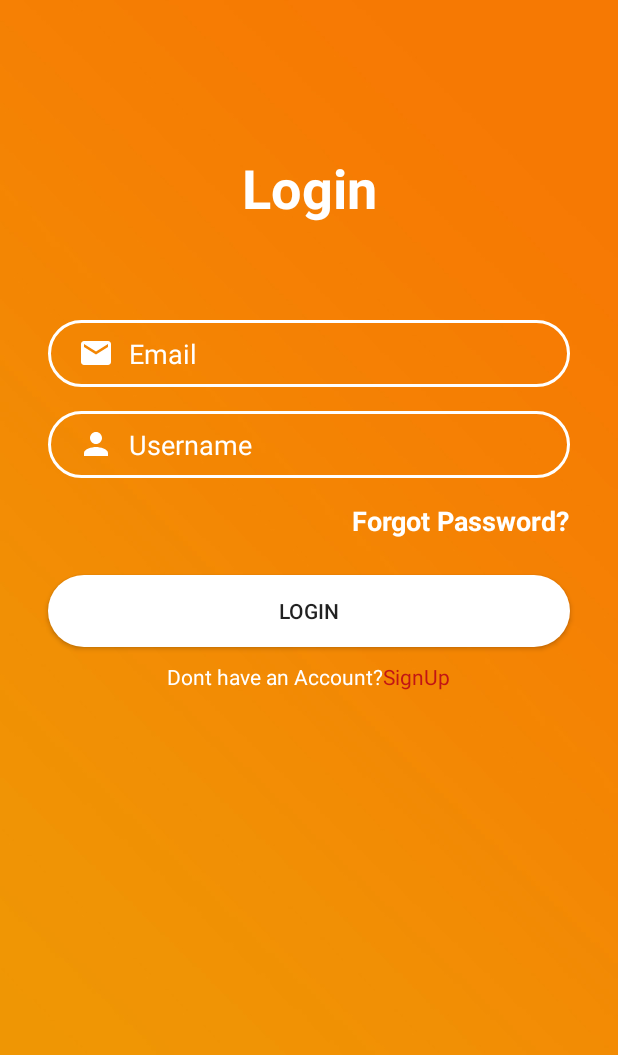
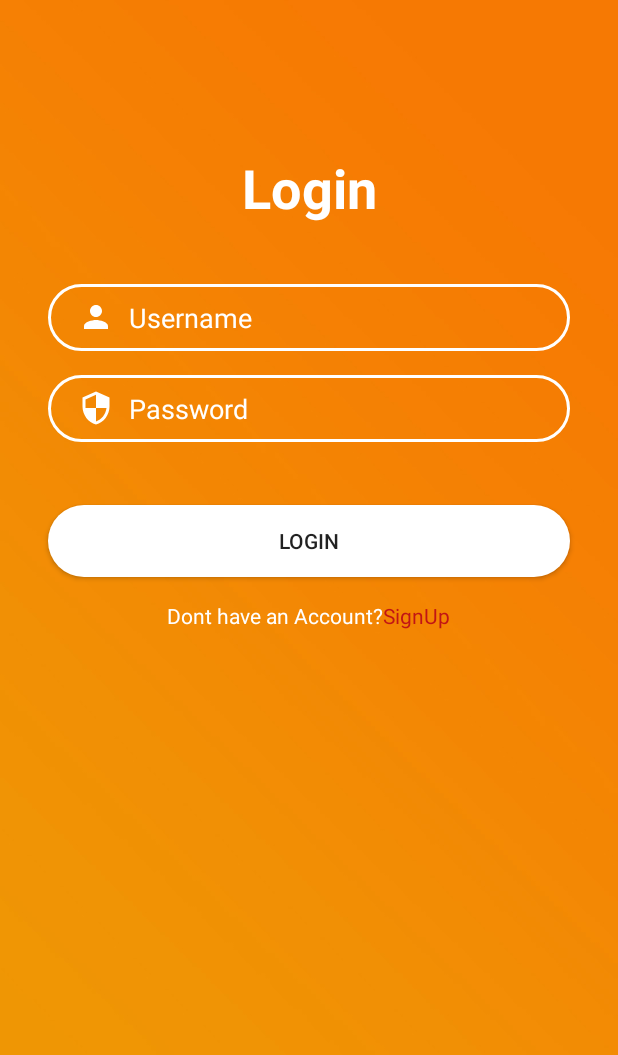
Before and after one commit to mouadbenhomane/PizzaHub-Delivery, an Android app: the layout activity_login.xml on its own in the app's theme, with its tools: preview values and no code run, on a phone screen of 412 x 824 dp. Shown: the top 1055 px of the screen. Run offline under Robolectric (Android 15) with nearby library versions, the phone set to English and light mode, and no system bars.

Commit message:
fix login and register

```diff
--- a/PizzaHub-delivery/app/src/main/AndroidManifest.xml
+++ b/PizzaHub-delivery/app/src/main/AndroidManifest.xml
@@ -12,13 +12,15 @@
         android:supportsRtl="true"
         android:theme="@style/AppTheme">
         <activity android:name="com.ensa.pizzahub.PizzaDetails"></activity>
-        <activity android:name="com.ensa.pizzahub.MainActivity">
+        <activity android:name="com.ensa.pizzahub.LoginActivity">
             <intent-filter>
                 <action android:name="android.intent.action.MAIN" />
 
                 <category android:name="android.intent.category.LAUNCHER" />
             </intent-filter>
         </activity>
+        <activity android:name=".RegisterActivity" />
+        <activity android:name=".MainActivity" />
 
         <meta-data
             android:name="preloaded_fonts"
--- a/PizzaHub-delivery/app/src/main/java/com/ensa/pizzahub/LoginActivity.java
+++ b/PizzaHub-delivery/app/src/main/java/com/ensa/pizzahub/LoginActivity.java
@@ -1,13 +1,14 @@
 package com.ensa.pizzahub;
+
+import androidx.appcompat.app.AppCompatActivity;
 
 import android.content.Intent;
 import android.os.Bundle;
 import android.view.View;
 import android.widget.TextView;
 
-import androidx.appcompat.app.AppCompatActivity;
+public class LoginActivity extends AppCompatActivity {
 
-public class LoginActivity extends AppCompatActivity {
     @Override
     protected void onCreate(Bundle savedInstanceState) {
         super.onCreate(savedInstanceState);
--- a/PizzaHub-delivery/app/src/main/res/layout/activity_login.xml
+++ b/PizzaHub-delivery/app/src/main/res/layout/activity_login.xml
@@ -5,7 +5,7 @@
     android:layout_width="match_parent"
     android:layout_height="match_parent"
     android:background="@drawable/bb"
-    tools:context=".MainActivity">
+    tools:context=".LoginActivity">
 
 
     <TextView
@@ -23,10 +23,12 @@
         app:layout_constraintVertical_bias="0.13" />
 
     <EditText
-        android:id="@+id/inputPassword"
+        android:id="@+id/inputUsername"
         android:layout_width="0dp"
         android:layout_height="wrap_content"
-        android:layout_marginTop="16dp"
+        android:layout_marginStart="32dp"
+        android:layout_marginTop="40dp"
+        android:layout_marginEnd="32dp"
         android:background="@drawable/input_bg"
         android:drawableLeft="@drawable/ic_person"
         android:drawablePadding="10dp"
@@ -39,24 +41,23 @@
         android:paddingBottom="10dp"
         android:textColor="@color/colorWhite"
         android:textColorHint="@color/colorWhite"
-        app:layout_constraintEnd_toEndOf="@+id/inputEmail"
-        app:layout_constraintHorizontal_bias="1.0"
-        app:layout_constraintStart_toStartOf="@+id/inputEmail"
-        app:layout_constraintTop_toBottomOf="@+id/inputEmail" />
+        app:layout_constraintEnd_toEndOf="parent"
+        app:layout_constraintStart_toStartOf="parent"
+        app:layout_constraintTop_toBottomOf="@+id/logo" />
 
     <EditText
-        android:id="@+id/inputEmail"
+        android:id="@+id/inputPassword"
         android:layout_width="0dp"
         android:layout_height="wrap_content"
         android:layout_marginStart="32dp"
-        android:layout_marginTop="64dp"
+        android:layout_marginTop="16dp"
         android:layout_marginEnd="32dp"
         android:background="@drawable/input_bg"
-        android:drawableLeft="@drawable/ic_email"
+        android:drawableLeft="@drawable/ic_security"
         android:drawablePadding="10dp"
         android:ems="10"
-        android:hint="Email"
-        android:inputType="textPersonName"
+        android:hint="Password"
+        android:inputType="textPassword"
         android:paddingLeft="20dp"
         android:paddingTop="10dp"
         android:paddingRight="10dp"
@@ -64,38 +65,26 @@
         android:textColor="@color/colorWhite"
         android:textColorHint="@color/colorWhite"
         app:layout_constraintEnd_toEndOf="parent"
-        app:layout_constraintHorizontal_bias="0.0"
         app:layout_constraintStart_toStartOf="parent"
-        app:layout_constraintTop_toBottomOf="@+id/logo" />
-
-    <TextView
-        android:id="@+id/forgotPassword"
-        android:layout_width="wrap_content"
-        android:layout_height="wrap_content"
-        android:layout_marginTop="16dp"
-        android:text="Forgot Password?"
-        android:textColor="@color/colorWhite"
-        android:textSize="18sp"
-        android:textStyle="bold"
-        app:layout_constraintEnd_toEndOf="@+id/inputPassword"
-        app:layout_constraintTop_toBottomOf="@+id/inputPassword" />
+        app:layout_constraintTop_toBottomOf="@+id/inputUsername" />
 
     <Button
         android:id="@+id/btnlogin"
         android:layout_width="0dp"
         android:layout_height="wrap_content"
-        android:layout_marginTop="24dp"
+        android:layout_marginTop="42dp"
         android:background="@drawable/btn_bg"
         android:text="Login"
         app:layout_constraintEnd_toEndOf="@+id/inputPassword"
+        app:layout_constraintHorizontal_bias="1.0"
         app:layout_constraintStart_toStartOf="@+id/inputPassword"
-        app:layout_constraintTop_toBottomOf="@+id/forgotPassword" />
+        app:layout_constraintTop_toBottomOf="@+id/inputPassword" />
 
     <LinearLayout
         android:id="@+id/linearLayout"
         android:layout_width="0dp"
         android:layout_height="wrap_content"
-        android:layout_marginTop="10dp"
+        android:layout_marginTop="16dp"
         android:gravity="center"
         android:orientation="horizontal"
         android:textAlignment="center"
```
Also changed, not shown: PizzaHub-delivery/app/src/main/java/com/ensa/pizzahub/MainActivity.java (+7 -7 lines), PizzaHub-delivery/app/src/main/java/com/ensa/pizzahub/RegisterActivity.java (+49 -40 lines), PizzaHub-delivery/app/src/main/res/layout/activity_register.xml (+5 -5 lines).
